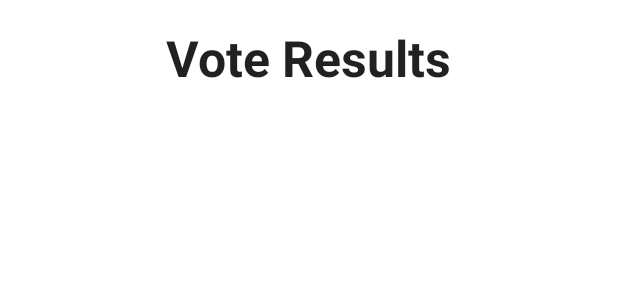
After one commit to maxamillion32/meetBuddies, an Android app: the layout activity_vote_result.xml on its own in the app's theme, with its tools: preview values and no code run, on a phone screen of 412 x 824 dp. The commit adds this screen. Shown: the top 300 px of the screen. Run offline under Robolectric (Android 15) with nearby library versions, the phone set to English and light mode, and no system bars.

Commit message:
Vote Results  and Fixing Bugs

```diff
--- a/app/src/main/AndroidManifest.xml
+++ b/app/src/main/AndroidManifest.xml
@@ -56,7 +56,7 @@
         -->
         <meta-data
             android:name="com.google.android.geo.API_KEY"
-            android:value="AIzaSyBtrfb19yYgjvyz5ky3QNrbPeaAmDShrQE" />
+            android:value="AIzaSyA4Wgzfz9vHNyUOhdNTHrQ9rhr6Tk8x5Y8" />
 
         <activity
             android:name=".MapsActivity"
--- a/app/src/main/java/com/mk/meetbuddies/SignUp.java
+++ b/app/src/main/java/com/mk/meetbuddies/SignUp.java
@@ -193,7 +193,7 @@ public class SignUp extends AppCompatActivity{
         protected String doInBackground(String... params) {
             // TODO Auto-generated method stub
 
-            ArrayList<NameValuePair> parames = new ArrayList<NameValuePair>();
+           ArrayList<NameValuePair> parames = new ArrayList<NameValuePair>();
            parames.add(new BasicNameValuePair("login", mLogin));
             parames.add(new BasicNameValuePair("password", mPass));
             parames.add(new BasicNameValuePair("name", mName));
--- a/app/src/main/res/layout/activity_meeting_details.xml
+++ b/app/src/main/res/layout/activity_meeting_details.xml
@@ -135,7 +135,7 @@
             android:layout_gravity="center"
             android:gravity="center_horizontal"
             android:layout_alignTop="@+id/textView5"
-            android:layout_alignStart="@+id/status" />
+            android:layout_alignStart="@+id/meetingDate" />
 
         <TextView
             android:layout_width="wrap_content"
--- /dev/null
+++ b/app/src/main/res/layout/activity_vote_result.xml
@@ -0,0 +1,185 @@
+<RelativeLayout xmlns:android="http://schemas.android.com/apk/res/android"
+    xmlns:app="http://schemas.android.com/apk/res-auto"
+    xmlns:tools="http://schemas.android.com/tools"
+    android:layout_width="match_parent"
+    android:layout_height="match_parent"
+    android:background="#FFFFFF"
+    android:paddingBottom="@dimen/activity_vertical_margin"
+    android:paddingLeft="@dimen/activity_horizontal_margin"
+    android:paddingRight="@dimen/activity_horizontal_margin"
+    android:paddingTop="@dimen/activity_vertical_margin"
+    tools:context="com.mk.meetbuddies.fragments.VoteResult">
+
+    <TextView
+        android:id="@+id/wlc"
+        android:layout_width="wrap_content"
+        android:layout_height="wrap_content"
+        android:layout_alignParentTop="true"
+        android:layout_centerHorizontal="true"
+        android:layout_marginBottom="20dp"
+        android:text="Vote Results"
+        android:textAppearance="?android:attr/textAppearanceLarge"
+        android:textSize="15pt"
+        android:textStyle="bold" />
+
+
+    <TableRow
+        android:id="@+id/tableRow"
+        android:layout_width="fill_parent"
+        android:layout_height="wrap_content"
+        android:layout_alignParentEnd="true"
+        android:layout_below="@+id/wlc"
+        android:layout_marginTop="40dp">
+
+        <LinearLayout
+            android:layout_width="match_parent"
+            android:layout_height="match_parent"
+            android:layout_marginBottom="10dp"
+            android:layout_marginTop="40dp"
+            android:orientation="horizontal">
+
+
+            <TextView
+                android:id="@+id/pref1"
+                android:layout_width="wrap_content"
+                android:layout_height="wrap_content"
+                android:layout_marginLeft="19dp"
+                android:layout_marginTop="12dp"
+                android:text=""
+                android:textAppearance="?android:attr/textAppearanceMedium"
+                android:textStyle="bold" />
+
+            <TextView
+                android:id="@+id/vote1"
+                android:layout_width="wrap_content"
+                android:layout_height="wrap_content"
+                android:layout_marginLeft="45dp"
+                android:layout_marginTop="12dp"
+                android:textAppearance="?android:attr/textAppearanceMedium"
+                android:textColor="@color/colorPrimary" />
+
+        </LinearLayout>
+    </TableRow>
+
+
+    <LinearLayout
+        android:id="@+id/linearLayout2"
+        android:layout_width="match_parent"
+        android:layout_height="wrap_content"
+        android:layout_alignParentStart="true"
+        android:layout_below="@+id/tableRow"
+        android:layout_marginBottom="10dp"
+        android:orientation="horizontal">
+
+
+        <TextView
+            android:id="@+id/pref2"
+            android:layout_width="wrap_content"
+            android:layout_height="wrap_content"
+            android:layout_marginLeft="20dp"
+            android:layout_marginTop="12dp"
+            android:text=""
+            android:textAppearance="?android:attr/textAppearanceMedium"
+            android:textStyle="bold" />
+
+        <TextView
+            android:id="@+id/vote2"
+            android:layout_width="wrap_content"
+            android:layout_height="wrap_content"
+            android:layout_marginLeft="18dp"
+            android:layout_marginTop="12dp"
+            android:textAppearance="?android:attr/textAppearanceMedium"
+            android:textColor="@color/colorPrimary" />
+    </LinearLayout>
+
+    <LinearLayout
+        android:id="@+id/linearLayout3"
+        android:layout_width="match_parent"
+        android:layout_height="wrap_content"
+        android:layout_alignParentStart="true"
+        android:layout_below="@+id/linearLayout2"
+        android:layout_marginBottom="10dp"
+        android:orientation="horizontal">
+
+
+        <TextView
+            android:id="@+id/pref3"
+            android:layout_width="wrap_content"
+            android:layout_height="wrap_content"
+            android:layout_marginLeft="20dp"
+            android:layout_marginTop="12dp"
+            android:text=""
+            android:textAppearance="?android:attr/textAppearanceMedium"
+            android:textStyle="bold" />
+
+        <TextView
+            android:id="@+id/vote3"
+            android:layout_width="wrap_content"
+            android:layout_height="wrap_content"
+            android:layout_marginLeft="18dp"
+            android:layout_marginTop="12dp"
+            android:textAppearance="?android:attr/textAppearanceMedium"
+            android:textColor="@color/colorPrimary" />
+    </LinearLayout>
+
+    <LinearLayout
+        android:id="@+id/linearLayout4"
+        android:layout_width="match_parent"
+        android:layout_height="wrap_content"
+        android:layout_alignParentStart="true"
+        android:layout_below="@+id/linearLayout3"
+        android:layout_marginBottom="10dp"
+        android:orientation="horizontal">
+
+
+        <TextView
+            android:id="@+id/pref4"
+            android:layout_width="wrap_content"
+            android:layout_height="wrap_content"
+            android:layout_marginLeft="20dp"
+            android:layout_marginTop="12dp"
+            android:text=""
+            android:textAppearance="?android:attr/textAppearanceMedium"
+            android:textStyle="bold" />
+
+        <TextView
+            android:id="@+id/vote4"
+            android:layout_width="wrap_content"
+            android:layout_height="wrap_content"
+            android:layout_marginLeft="18dp"
+            android:layout_marginTop="12dp"
+            android:textAppearance="?android:attr/textAppearanceMedium"
+            android:textColor="@color/colorPrimary" />
+    </LinearLayout>
+
+    <LinearLayout
+        android:id="@+id/linearLayout5"
+        android:layout_width="match_parent"
+        android:layout_height="wrap_content"
+        android:layout_alignParentStart="true"
+        android:layout_below="@+id/linearLayout4"
+        android:layout_marginBottom="10dp"
+        android:orientation="horizontal">
+
+
+        <TextView
+            android:id="@+id/pref5"
+            android:layout_width="wrap_content"
+            android:layout_height="wrap_content"
+            android:layout_marginLeft="20dp"
+            android:layout_marginTop="12dp"
+            android:text=""
+            android:textAppearance="?android:attr/textAppearanceMedium"
+            android:textStyle="bold" />
+
+        <TextView
+            android:id="@+id/vote5"
+            android:layout_width="wrap_content"
+            android:layout_height="wrap_content"
+            android:layout_marginLeft="18dp"
+            android:layout_marginTop="12dp"
+            android:textAppearance="?android:attr/textAppearanceMedium"
+            android:textColor="@color/colorPrimary" />
+    </LinearLayout>
+
+</RelativeLayout>
```
Also changed, not shown: app/src/main/java/com/mk/meetbuddies/MeetingDetailsActivity.java (+9 -2 lines), app/src/main/java/com/mk/meetbuddies/fragments/VerifyGroupActivity.java (+6 -3 lines), app/src/main/java/com/mk/meetbuddies/fragments/VoteResult.java (added, +134 -0 lines), app/src/main/java/com/mk/utils/VotesDialog.java (+93 -2 lines).
